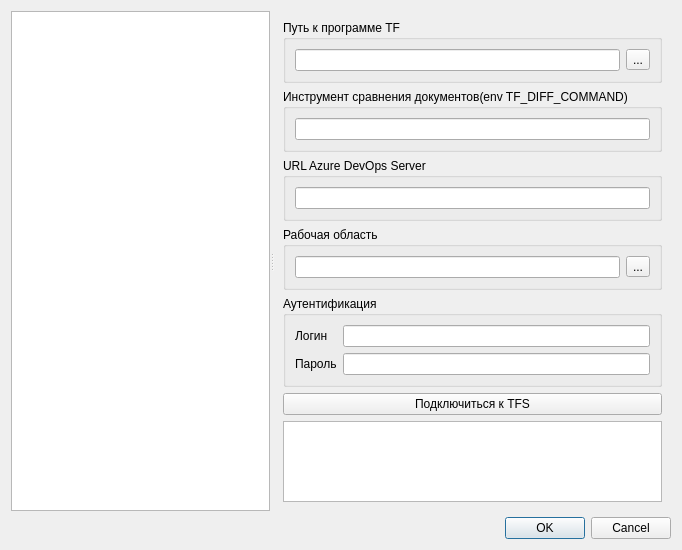
Above: src/settings/SettingsDialog.ui from rnikbond/AppLetTF before the change. Below: the same form after it.
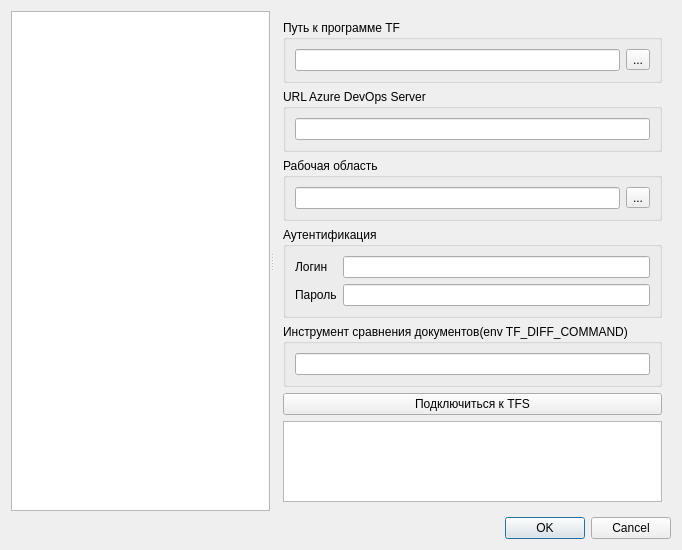
That is the form after the change.

Commit message: Добавлено поле 'Примечание' в окне создания рабочей области

What changed in the file:
```diff
--- a/src/settings/SettingsDialog.ui
+++ b/src/settings/SettingsDialog.ui
@@ -84,18 +84,6 @@
           </layout>
          </widget>
         </item>
-        <item>
-         <widget class="QGroupBox" name="diffToolGBox">
-          <property name="title">
-           <string>Инструмент сравнения документов(env TF_DIFF_COMMAND)</string>
-          </property>
-          <layout class="QVBoxLayout" name="verticalLayout_2">
-           <item>
-            <widget class="QLineEdit" name="diffToolEdit"/>
-           </item>
-          </layout>
-         </widget>
-        </item>
         <item>
          <widget class="QGroupBox" name="asureUrlGBox">
           <property name="title">
@@ -156,6 +144,18 @@
           </layout>
          </widget>
         </item>
+        <item>
+         <widget class="QGroupBox" name="diffToolGBox">
+          <property name="title">
+           <string>Инструмент сравнения документов(env TF_DIFF_COMMAND)</string>
+          </property>
+          <layout class="QVBoxLayout" name="verticalLayout_2">
+           <item>
+            <widget class="QLineEdit" name="diffToolEdit"/>
+           </item>
+          </layout>
+         </widget>
+        </item>
         <item>
          <widget class="QPushButton" name="azureChechButton">
           <property name="sizePolicy">
```
The commit also changes 6 other files.
